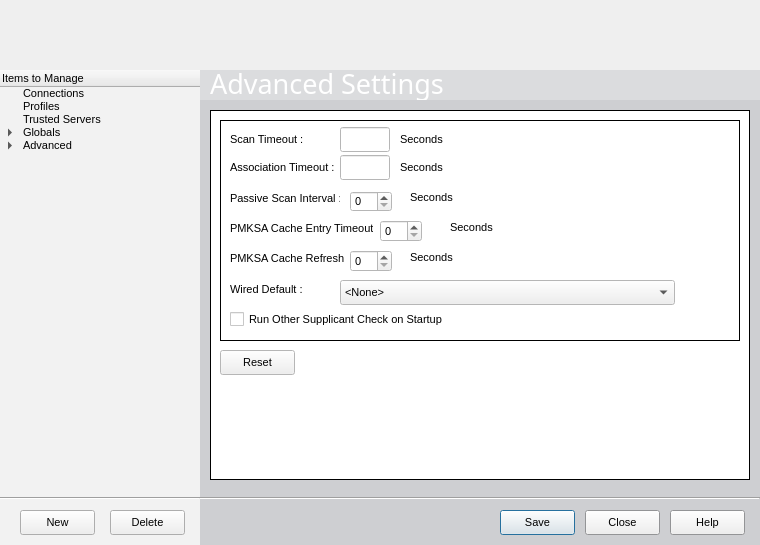
Zero3K/xsupplicant, file xsupplicant-ui/Skins/Default/ConfigWindow.ui: the form before one commit.
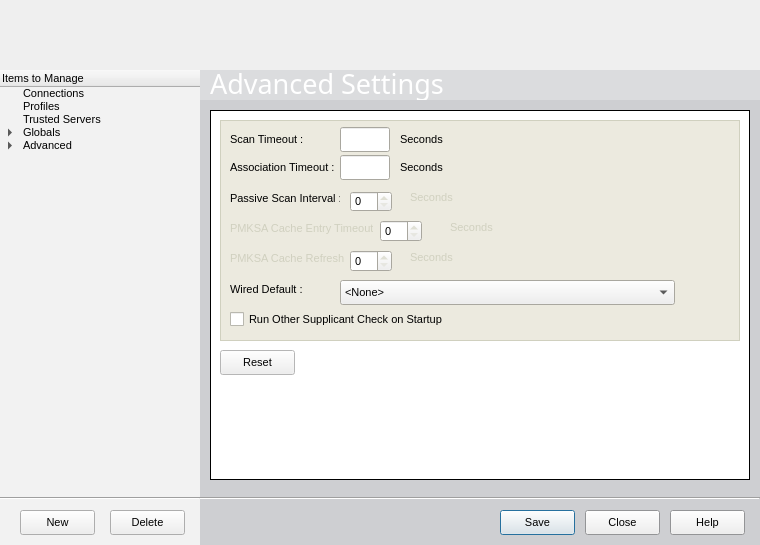
The form after the commit. The open tabs and pages were chosen to show the change. Icons and pictures are not drawn.

Commit message: fix coloring issue on advanced settings page

What changed in the file:
```diff
--- a/xsupplicant-ui/Skins/Default/ConfigWindow.ui
+++ b/xsupplicant-ui/Skins/Default/ConfigWindow.ui
@@ -12852,13 +12852,97 @@
        </property>
        <property name="palette" >
         <palette>
-         <active/>
-         <inactive/>
-         <disabled/>
+         <active>
+          <colorrole role="WindowText" >
+           <brush brushstyle="SolidPattern" >
+            <color alpha="255" >
+             <red>208</red>
+             <green>208</green>
+             <blue>191</blue>
+            </color>
+           </brush>
+          </colorrole>
+          <colorrole role="Base" >
+           <brush brushstyle="SolidPattern" >
+            <color alpha="255" >
+             <red>255</red>
+             <green>255</green>
+             <blue>255</blue>
+            </color>
+           </brush>
+          </colorrole>
+          <colorrole role="Window" >
+           <brush brushstyle="SolidPattern" >
+            <color alpha="255" >
+             <red>236</red>
+             <green>234</green>
+             <blue>223</blue>
+            </color>
+           </brush>
+          </colorrole>
+         </active>
+         <inactive>
+          <colorrole role="WindowText" >
+           <brush brushstyle="SolidPattern" >
+            <color alpha="255" >
+             <red>208</red>
+             <green>208</green>
+             <blue>191</blue>
+            </color>
+           </brush>
+          </colorrole>
+          <colorrole role="Base" >
+           <brush brushstyle="SolidPattern" >
+            <color alpha="255" >
+             <red>255</red>
+             <green>255</green>
+             <blue>255</blue>
+            </color>
+           </brush>
+          </colorrole>
+          <colorrole role="Window" >
+           <brush brushstyle="SolidPattern" >
+            <color alpha="255" >
+             <red>236</red>
+             <green>234</green>
+             <blue>223</blue>
+            </color>
+           </brush>
+          </colorrole>
+         </inactive>
+         <disabled>
+          <colorrole role="WindowText" >
+           <brush brushstyle="SolidPattern" >
+            <color alpha="255" >
+             <red>119</red>
+             <green>119</green>
+             <blue>119</blue>
+            </color>
+           </brush>
+          </colorrole>
+          <colorrole role="Base" >
+           <brush brushstyle="SolidPattern" >
+            <color alpha="255" >
+             <red>236</red>
+             <green>234</green>
+             <blue>223</blue>
+            </color>
+           </brush>
+          </colorrole>
+          <colorrole role="Window" >
+           <brush brushstyle="SolidPattern" >
+            <color alpha="255" >
+             <red>236</red>
+             <green>234</green>
+             <blue>223</blue>
+            </color>
+           </brush>
+          </colorrole>
+         </disabled>
         </palette>
        </property>
        <property name="autoFillBackground" >
-        <bool>false</bool>
+        <bool>true</bool>
        </property>
        <property name="frameShape" >
         <enum>QFrame::Box</enum>
```
Left out of the diff: 4 changed lines with no effect on the pictures.
